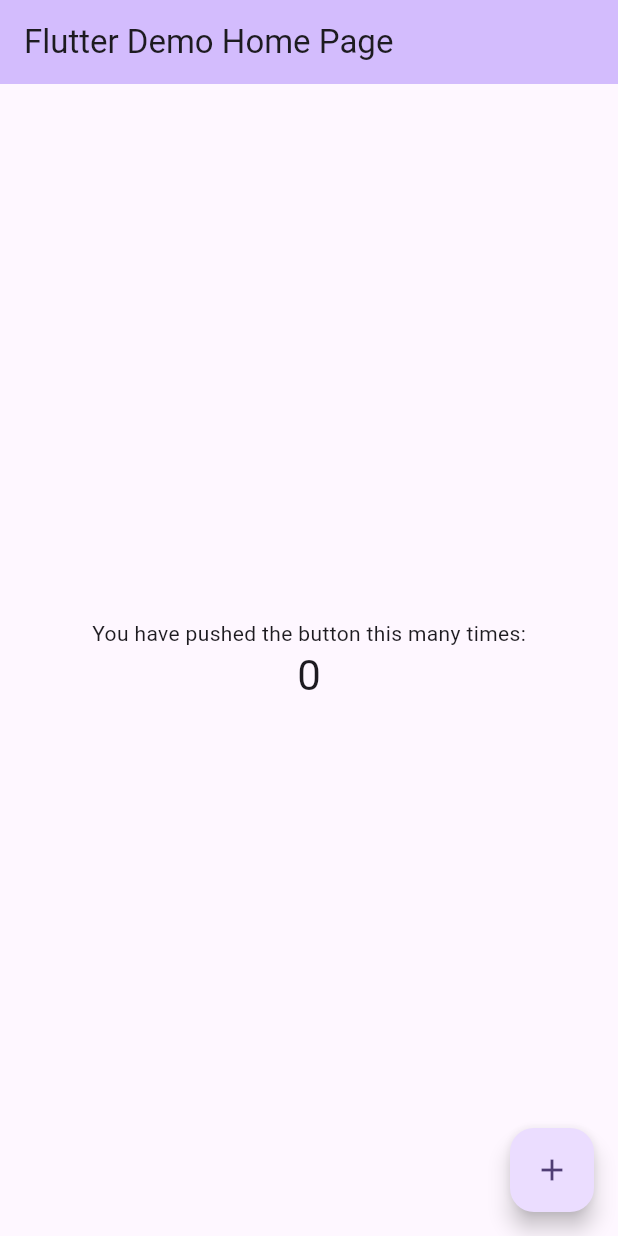
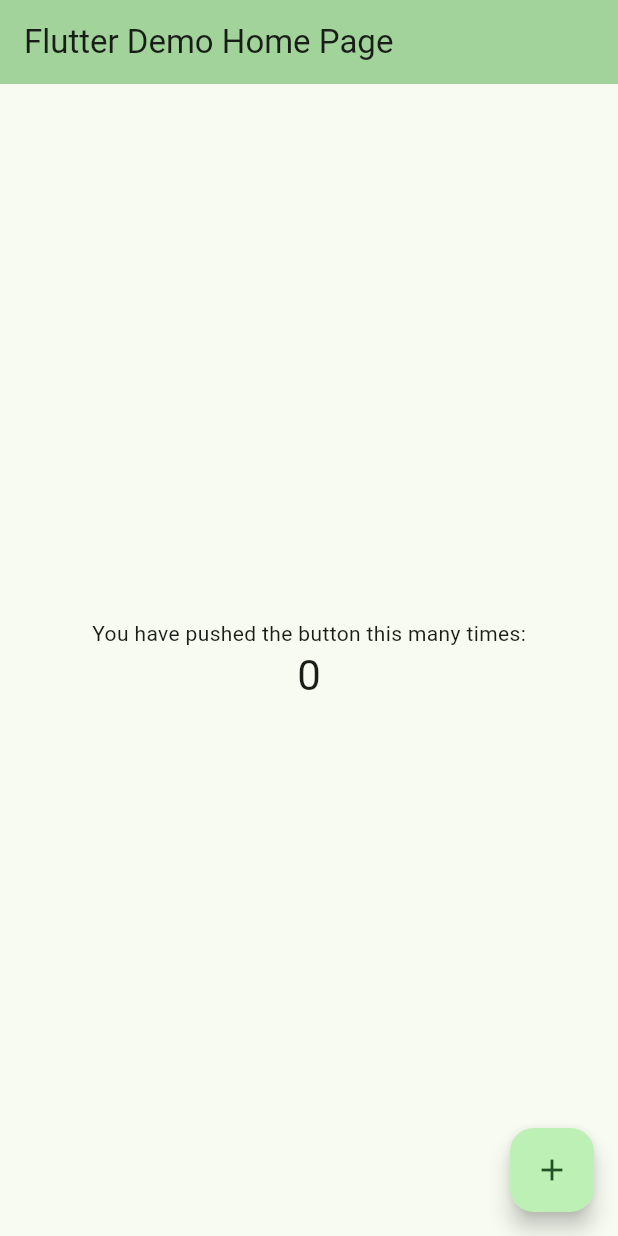
Before and after one commit to yoonseo232/flutter_study, a Flutter app: the screen it shows after launch, on a phone screen of 412 x 824 dp. Run offline on Flutter 3.47's test engine with Material 3 defaults, Android fonts, the phone set to English and light mode, and no system bars.

Commit message:
english word pub 설치 및 사용

```diff
--- a/lib/main.dart
+++ b/lib/main.dart
@@ -13,7 +13,7 @@ class MyApp extends StatelessWidget {
       title: 'Flutter Demo',
       theme: ThemeData(
 
-        colorScheme: ColorScheme.fromSeed(seedColor: Colors.deepPurple),
+        colorScheme: ColorScheme.fromSeed(seedColor: Colors.green),
         useMaterial3: true,
       ),
       home: const MyHomePage(title: 'Flutter Demo Home Page'),
--- a/pubspec.yaml
+++ b/pubspec.yaml
@@ -35,6 +35,7 @@ dependencies:
   # The following adds the Cupertino Icons font to your application.
   # Use with the CupertinoIcons class for iOS style icons.
   cupertino_icons: ^1.0.6
+  english_words: ^4.0.0
 
 dev_dependencies:
   flutter_test:
```
Also changed, not shown: pubspec.lock.
